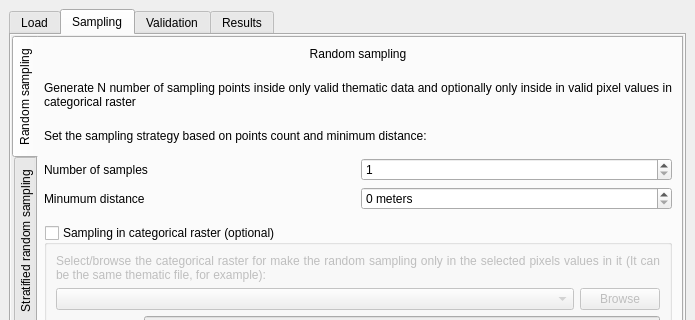
SMByC/AcATaMa, file ui/acatama_dockwidget_base.ui: the form before one commit; both pictures show x 0 to 695 and y 0 to 320 of the 695 by 1102 pixel window.
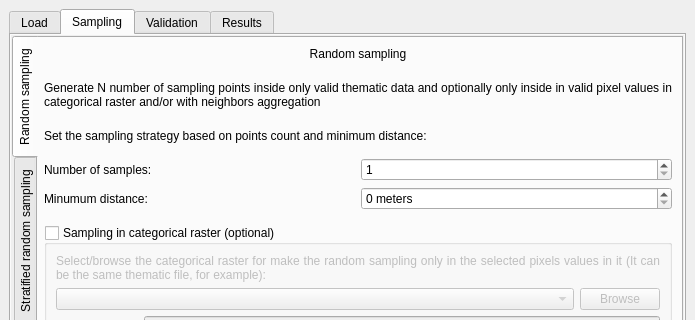
The form after the commit. The open tabs and pages were chosen to show the change. Custom widgets are drawn as their Qt base class.

Commit message: Implementation of neighbors aggregation option in sampling, this check if the pixel have at least the minimum the neighbors with the same class of the pixel

The edit to the form file:
```diff
--- a/ui/acatama_dockwidget_base.ui
+++ b/ui/acatama_dockwidget_base.ui
@@ -439,7 +439,7 @@
                    <item>
                     <widget class="QLabel" name="label_8">
                      <property name="text">
-                      <string>Generate N number of sampling points inside only valid thematic data and optionally only inside in valid pixel values in categorical raster
+                      <string>Generate N number of sampling points inside only valid thematic data and optionally only inside in valid pixel values in categorical raster and/or with neighbors aggregation
 </string>
                      </property>
                      <property name="alignment">
@@ -472,7 +472,7 @@
                       <item row="0" column="0">
                        <widget class="QLabel" name="label_15">
                         <property name="text">
-                         <string>Number of samples</string>
+                         <string>Number of samples:</string>
                         </property>
                        </widget>
                       </item>
@@ -489,7 +489,7 @@
                       <item row="1" column="0">
                        <widget class="QLabel" name="label_14">
                         <property name="text">
-                         <string>Minumum distance</string>
+                         <string>Minumum distance:</string>
                         </property>
                        </widget>
                       </item>
```
Left out of the diff: 4 changed lines with no effect on the pictures. The commit also changes 3 other files.
